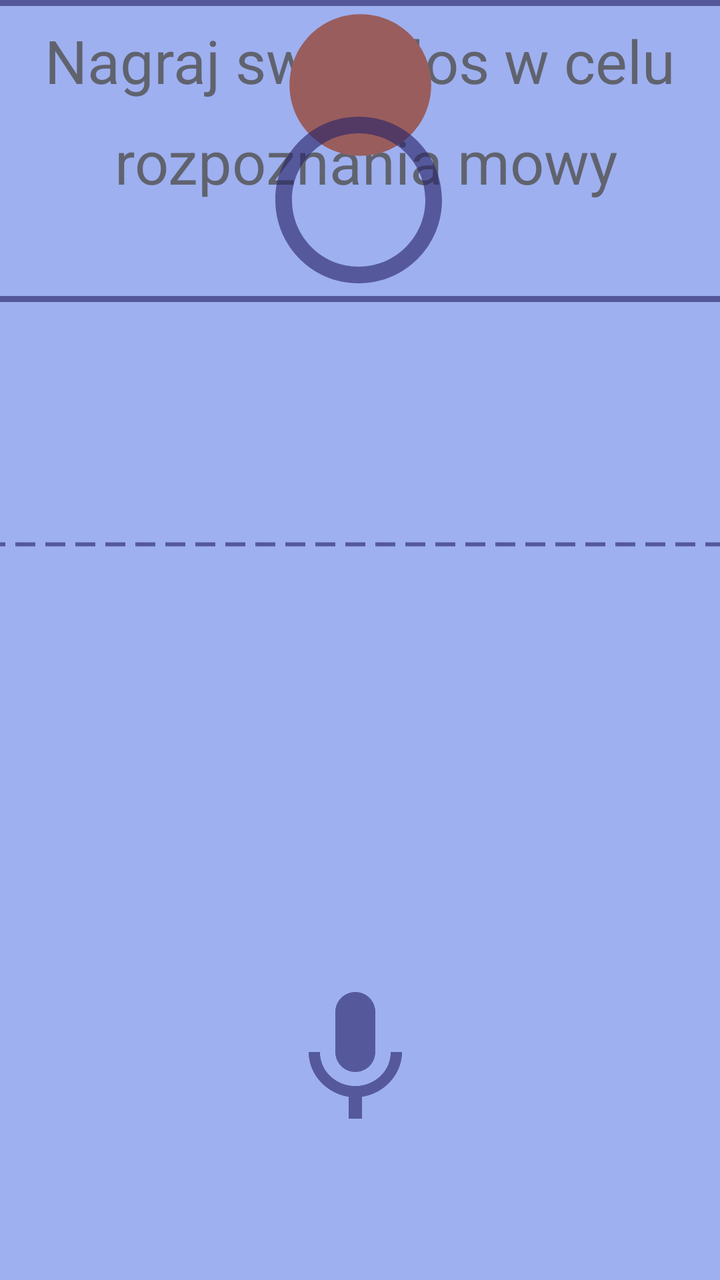
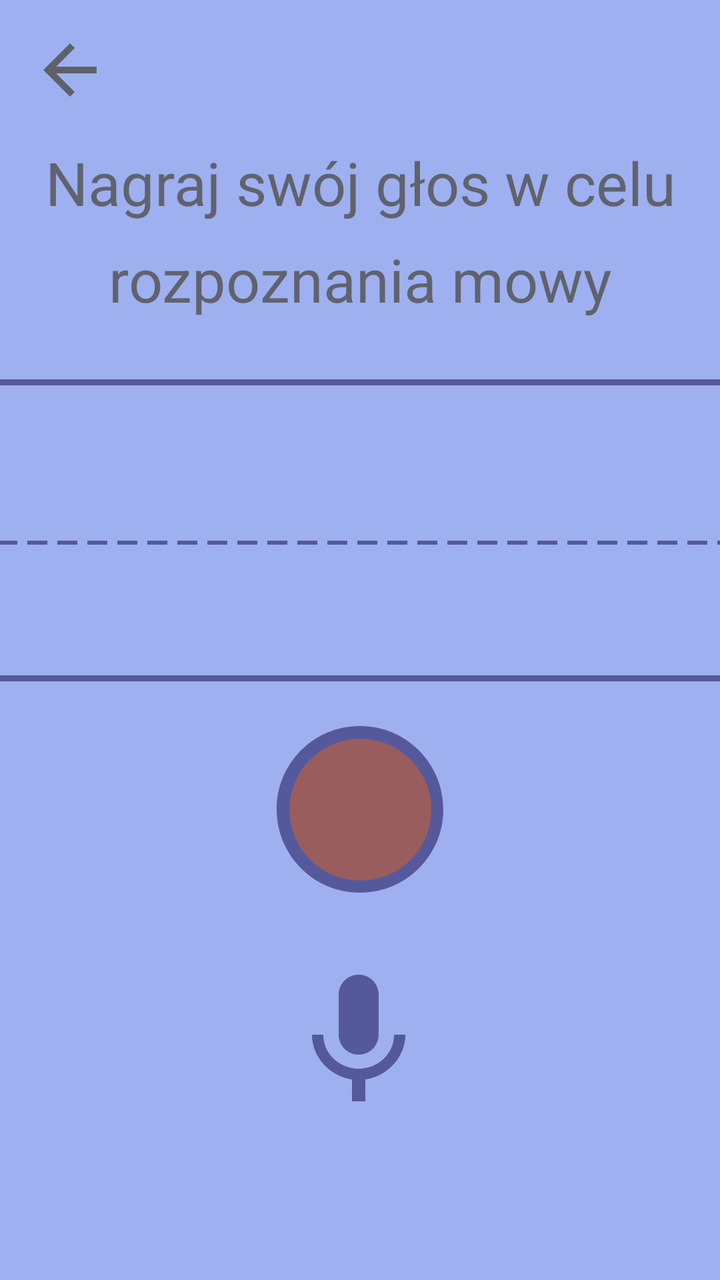

An Android layout rendered at two revisions. The XML below is the earlier revision; the diff shows what the commit changed to produce the second picture.
<!-- AndroidManifest.xml: application theme Theme.TiredTalker -->
<!-- res/layout/fragment_nagrywanie.xml -->
<androidx.constraintlayout.widget.ConstraintLayout
xmlns:android="http://schemas.android.com/apk/res/android"
    xmlns:app2="http://schemas.android.com/apk/res-auto"
    xmlns:tools="http://schemas.android.com/tools"
xmlns:app="http://schemas.android.com/apk/res-"
android:layout_width="match_parent"
android:layout_height="match_parent"
android:background="@color/light_blue">

    <TextView
        android:id="@+id/textView1"
        android:layout_width="wrap_content"
        android:layout_height="wrap_content"
        android:layout_margin="10dp"
        android:layout_marginTop="80dp"
        android:gravity="center"
        android:text="Nagraj swój głos w celu"
        android:textColor="@color/brown"
        android:textSize="30sp"
        app2:layout_constraintEnd_toEndOf="parent"
        app2:layout_constraintStart_toStartOf="parent"
        app2:layout_constraintTop_toTopOf="parent" />

    <TextView
        android:id="@+id/textView2"
        android:layout_width="wrap_content"
        android:layout_height="wrap_content"
        android:layout_margin="10dp"
        android:gravity="center"
        android:text="rozpoznania mowy"
        android:textColor="@color/brown"
        android:textSize="30sp"
        app2:layout_constraintEnd_toEndOf="parent"
        app2:layout_constraintHorizontal_bias="0.536"
        app2:layout_constraintStart_toStartOf="parent"
        app2:layout_constraintTop_toBottomOf="@+id/textView1" />

    <ImageButton
        android:id="@+id/nagrywanie_btn"
        android:layout_width="85dp"
        android:layout_height="85dp"
        android:background="@drawable/redcircle"
        android:padding="16dp"
        android:contentDescription="Przycisk nagrywania"
        app2:layout_constraintEnd_toEndOf="parent"
        app2:layout_constraintHorizontal_bias="0.50"
        app2:layout_constraintStart_toStartOf="parent"
        app:layout_constraintStart_toStartOf="parent"
        app:layout_constraintTop_toBottomOf="@id/nagrywanie_btn"
        tools:layout_editor_absoluteY="367dp" />

    <ImageView
        android:id="@+id/circleIcon5"
        android:layout_width="100dp"
        android:layout_height="200dp"
        android:contentDescription="@string/empty_circle_desc"
        android:scaleType="fitCenter"
        android:src="@drawable/empty_circle"
        app2:layout_constraintEnd_toEndOf="parent"
        app2:layout_constraintHorizontal_bias="0.498"
        app2:layout_constraintStart_toStartOf="parent"
        app:layout_constraintBottom_toTopOf="@id/welcomeText"
        app:layout_constraintEnd_toEndOf="parent"
        app:layout_constraintHorizontal_chainStyle="packed"
        app:layout_constraintStart_toStartOf="parent"
        app:layout_constraintTop_toTopOf="parent"
        app:layout_constraintVertical_bias="0.4"
        tools:layout_editor_absoluteY="309dp" />

    <ImageView
        android:id="@+id/mice"
        android:layout_width="80dp"
        android:layout_height="100dp"
        android:layout_marginBottom="64dp"
        android:contentDescription="@string/microphone_desc"
        android:scaleType="fitCenter"
        android:src="@drawable/microphone"
        app2:layout_constraintBottom_toBottomOf="parent"
        app2:layout_constraintEnd_toEndOf="parent"
        app2:layout_constraintHorizontal_bias="0.492"
        app2:layout_constraintStart_toStartOf="parent"
        app:layout_constraintBottom_toTopOf="@id/welcomeText"
        app:layout_constraintEnd_toEndOf="parent"
        app:layout_constraintHorizontal_chainStyle="packed"
        app:layout_constraintStart_toStartOf="parent"
        app:layout_constraintTop_toTopOf="parent"
        app:layout_constraintVertical_bias="0.4" />

    <ImageView
        android:id="@+id/square"
        android:layout_width="387dp"
        android:layout_height="151dp"
        android:contentDescription="@string/thin_square_desc"
        android:scaleType="fitCenter"
        android:src="@drawable/thin_square"
        app2:layout_constraintEnd_toEndOf="parent"
        app2:layout_constraintHorizontal_bias="0.498"
        app2:layout_constraintStart_toStartOf="parent"
        app:layout_constraintBottom_toTopOf="@id/welcomeText"
        app:layout_constraintEnd_toEndOf="parent"
        app:layout_constraintHorizontal_chainStyle="packed"
        app:layout_constraintStart_toStartOf="parent"
        app:layout_constraintTop_toTopOf="parent"
        app:layout_constraintVertical_bias="0.4"
        tools:layout_editor_absoluteY="209dp" />

    <ImageView
        android:id="@+id/dashed_line"
        android:layout_width="387dp"
        android:layout_height="151dp"
        android:layout_marginTop="96dp"
        android:contentDescription="@string/dashed_line_desc"
        android:scaleType="fitCenter"
        android:src="@drawable/dashed_line"
        app2:layout_constraintEnd_toEndOf="parent"
        app2:layout_constraintHorizontal_bias="0.333"
        app2:layout_constraintStart_toStartOf="parent"
        app2:layout_constraintTop_toBottomOf="@+id/textView2"
        app:layout_constraintBottom_toTopOf="@id/welcomeText"
        app:layout_constraintEnd_toEndOf="parent"
        app:layout_constraintHorizontal_chainStyle="packed"
        app:layout_constraintStart_toStartOf="parent"
        app:layout_constraintTop_toTopOf="parent"
        app:layout_constraintVertical_bias="0.4" />


</androidx.constraintlayout.widget.ConstraintLayout>
<!-- resources referenced by this layout -->
<resources>
  <color name="brown">#99373017</color>
  <color name="light_blue">#9EB0F0</color>
  <!-- drawable dashed_line (drawable) -->
  <?xml version="1.0" encoding="utf-8"?>
  <shape xmlns:android="http://schemas.android.com/apk/res/android"
      android:shape="line">
      <stroke
          android:width="2dp"
          android:color="@color/darkest_blue"
          android:dashWidth="10dp"
          android:dashGap="5dp"/>
  </shape>
  <!-- drawable empty_circle (drawable) -->
  <vector
      android:alpha="0.62"
      android:height="40dp"
      android:width="40dp"
      android:tint="#282368"
      android:viewportHeight="24"
      android:viewportWidth="24"
  
      xmlns:android="http://schemas.android.com/apk/res/android">
      <path
          android:fillColor="@android:color/white"
          android:pathData="M12,2C6.47,2 2,6.47 2,12c0,5.53 4.47,10 10,10s10,-4.47 10,-10C22,6.47 17.53,2 12,2zM12,20c-4.42,0 -8,-3.58 -8,-8c0,-4.42 3.58,-8 8,-8s8,3.58 8,8C20,16.42 16.42,20 12,20z"/>
  </vector>
  <!-- drawable microphone (drawable) -->
  <vector
      android:alpha="0.62"
      android:height="30dp"
      android:width="30dp"
      android:tint="#282368"
      android:viewportHeight="24"
      android:viewportWidth="24"
      xmlns:android="http://schemas.android.com/apk/res/android">
      <path
          android:fillColor="@android:color/white"
          android:pathData="M12,15c1.66,0 2.99,-1.34 2.99,-3L15,6c0,-1.66 -1.34,-3 -3,-3S9,4.34 9,6v6c0,1.66 1.34,3 3,3zM17.3,12c0,3 -2.54,5.1 -5.3,5.1S6.7,15 6.7,12L5,12c0,3.42 2.72,6.23 6,6.72L11,22h2v-3.28c3.28,-0.48 6,-3.3 6,-6.72h-1.7z"/>
  </vector>
  <!-- drawable redcircle (drawable) -->
  <vector
      android:height="35dp"
      android:width="35dp"
      android:tint="#995D5D"
      android:viewportHeight="24"
      android:viewportWidth="24"
      xmlns:android="http://schemas.android.com/apk/res/android">
      <path
          android:fillColor="@android:color/white"
          android:pathData="M12,2C6.47,2 2,6.47 2,12s4.47,10 10,10 10,-4.47 10,-10S17.53,2 12,2z"/>
  </vector>
  <!-- drawable thin_square (drawable) -->
  <?xml version="1.0" encoding="utf-8"?>
  <shape
  
      xmlns:android="http://schemas.android.com/apk/res/android">
      
      
      
      <solid
          android:color="@android:color/transparent"/>
      <stroke
          android:width="3dp"
          android:color="@color/darkest_blue"/>
      <corners android:radius="0dp"/>
  </shape>
  <string name="dashed_line_desc">Ikona przerywanej linii</string>
  <string name="empty_circle_desc">Ikona koła pustego</string>
  <string name="microphone_desc">Ikona mikrofonu</string>
  <string name="thin_square_desc">Ikona cienkiej ramki</string>
  <style name="Theme.TiredTalker" parent="Theme.MaterialComponents.DayNight.DarkActionBar">
          
          <item name="colorPrimary">@color/purple_500</item>
          <item name="colorPrimaryVariant">@color/purple_700</item>
          <item name="colorOnPrimary">@color/white</item>
          
          <item name="colorSecondary">@color/teal_200</item>
          <item name="colorSecondaryVariant">@color/teal_700</item>
          <item name="colorOnSecondary">@color/black</item>
          
          <item name="android:statusBarColor">?attr/colorPrimaryVariant</item>
          
      </style>
  <color name="darkest_blue">#9E282368</color>
  <color name="purple_500">#FF6200EE</color>
  <color name="purple_700">#FF3700B3</color>
  <color name="white">#FFFFFFFF</color>
  <color name="teal_200">#FF03DAC5</color>
  <color name="teal_700">#FF018786</color>
  <color name="black">#FF000000</color>
</resources>

<!-- the commit's change to res/layout/fragment_nagrywanie.xml (unified diff, before → after) -->
@@ -1,127 +1,108 @@
-<androidx.constraintlayout.widget.ConstraintLayout
-xmlns:android="http://schemas.android.com/apk/res/android"
-    xmlns:app2="http://schemas.android.com/apk/res-auto"
+<?xml version="1.0" encoding="utf-8"?>
+<androidx.constraintlayout.widget.ConstraintLayout xmlns:android="http://schemas.android.com/apk/res/android"
+    xmlns:app="http://schemas.android.com/apk/res-auto"
+    android:layout_width="match_parent"
+    android:layout_height="match_parent"
     xmlns:tools="http://schemas.android.com/tools"
-xmlns:app="http://schemas.android.com/apk/res-"
-android:layout_width="match_parent"
-android:layout_height="match_parent"
-android:background="@color/light_blue">
+    android:background="@color/light_blue">
+
+    
+    <ImageButton
+        android:id="@+id/backButton"
+        android:layout_width="40dp"
+        android:layout_height="40dp"
+        android:background="@drawable/arrow_back"
+        app:layout_constraintTop_toTopOf="parent"
+        app:layout_constraintStart_toStartOf="parent"
+        android:layout_margin="15dp" />
+
+    
+
+    
 
     <TextView
-        android:id="@+id/textView1"
+        android:id="@+id/titleText"
         android:layout_width="wrap_content"
         android:layout_height="wrap_content"
-        android:layout_margin="10dp"
-        android:layout_marginTop="80dp"
-        android:gravity="center"
+        android:layout_marginTop="16dp"
         android:text="Nagraj swój głos w celu"
         android:textColor="@color/brown"
         android:textSize="30sp"
-        app2:layout_constraintEnd_toEndOf="parent"
-        app2:layout_constraintStart_toStartOf="parent"
-        app2:layout_constraintTop_toTopOf="parent" />
+        app:layout_constraintEnd_toEndOf="parent"
+        app:layout_constraintHorizontal_bias="0.508"
+        app:layout_constraintStart_toStartOf="parent"
+        app:layout_constraintTop_toBottomOf="@id/backButton" />
 
     <TextView
-        android:id="@+id/textView2"
+        android:id="@+id/descriptionText"
         android:layout_width="wrap_content"
         android:layout_height="wrap_content"
-        android:layout_margin="10dp"
-        android:gravity="center"
         android:text="rozpoznania mowy"
         android:textColor="@color/brown"
         android:textSize="30sp"
-        app2:layout_constraintEnd_toEndOf="parent"
-        app2:layout_constraintHorizontal_bias="0.536"
-        app2:layout_constraintStart_toStartOf="parent"
-        app2:layout_constraintTop_toBottomOf="@+id/textView1" />
+        app:layout_constraintTop_toBottomOf="@id/titleText"
+        app:layout_constraintStart_toStartOf="parent"
+        app:layout_constraintEnd_toEndOf="parent"
+        android:layout_marginTop="8dp" />
 
+    
+    <ImageView
+        android:id="@+id/rectangleImage"
+        android:layout_width="387dp"
+        android:layout_height="151dp"
+        android:src="@drawable/thin_square"
+        app:layout_constraintTop_toBottomOf="@id/descriptionText"
+        app:layout_constraintStart_toStartOf="parent"
+        app:layout_constraintEnd_toEndOf="parent"
+        android:layout_marginTop="30dp"
+        tools:layout_editor_absoluteY="246dp"/>
+
+    
+    <ImageView
+        android:id="@+id/lineImage"
+        android:layout_width="366dp"
+        android:layout_height="120dp"
+        android:src="@drawable/dashed_line"
+        app:layout_constraintTop_toTopOf="@id/rectangleImage"
+        app:layout_constraintStart_toStartOf="@id/rectangleImage"
+        app:layout_constraintEnd_toEndOf="@id/rectangleImage"
+        app:layout_constraintBottom_toBottomOf="@id/rectangleImage"
+        android:layout_marginTop="12dp" />
+
+    
+    <ImageView
+
+        android:id="@+id/circleImage"
+        android:layout_width="100dp"
+        android:layout_height="200dp"
+        android:src="@drawable/empty_circle"
+        app:layout_constraintTop_toBottomOf="@id/descriptionText"
+        app:layout_constraintStart_toStartOf="parent"
+        app:layout_constraintEnd_toEndOf="parent"
+        android:layout_marginTop="145dp" />
+
+    
     <ImageButton
+
         android:id="@+id/nagrywanie_btn"
         android:layout_width="85dp"
         android:layout_height="85dp"
         android:background="@drawable/redcircle"
-        android:padding="16dp"
-        android:contentDescription="Przycisk nagrywania"
-        app2:layout_constraintEnd_toEndOf="parent"
-        app2:layout_constraintHorizontal_bias="0.50"
-        app2:layout_constraintStart_toStartOf="parent"
-        app:layout_constraintStart_toStartOf="parent"
-        app:layout_constraintTop_toBottomOf="@id/nagrywanie_btn"
-        tools:layout_editor_absoluteY="367dp" />
+        app:layout_constraintTop_toTopOf="@id/circleImage"
+        app:layout_constraintBottom_toBottomOf="@id/circleImage"
+        app:layout_constraintStart_toStartOf="@id/circleImage"
+        app:layout_constraintEnd_toEndOf="@id/circleImage" />
 
+    
     <ImageView
-        android:id="@+id/circleIcon5"
-        android:layout_width="100dp"
-        android:layout_height="200dp"
-        android:contentDescription="@string/empty_circle_desc"
-        android:scaleType="fitCenter"
-        android:src="@drawable/empty_circle"
-        app2:layout_constraintEnd_toEndOf="parent"
-        app2:layout_constraintHorizontal_bias="0.498"
-        app2:layout_constraintStart_toStartOf="parent"
-        app:layout_constraintBottom_toTopOf="@id/welcomeText"
-        app:layout_constraintEnd_toEndOf="parent"
-        app:layout_constraintHorizontal_chainStyle="packed"
-        app:layout_constraintStart_toStartOf="parent"
-        app:layout_constraintTop_toTopOf="parent"
-        app:layout_constraintVertical_bias="0.4"
-        tools:layout_editor_absoluteY="309dp" />
-
-    <ImageView
-        android:id="@+id/mice"
+        android:id="@+id/bottomImage"
         android:layout_width="80dp"
         android:layout_height="100dp"
-        android:layout_marginBottom="64dp"
-        android:contentDescription="@string/microphone_desc"
-        android:scaleType="fitCenter"
+        android:layout_marginTop="20dp"
         android:src="@drawable/microphone"
-        app2:layout_constraintBottom_toBottomOf="parent"
-        app2:layout_constraintEnd_toEndOf="parent"
-        app2:layout_constraintHorizontal_bias="0.492"
-        app2:layout_constraintStart_toStartOf="parent"
-        app:layout_constraintBottom_toTopOf="@id/welcomeText"
         app:layout_constraintEnd_toEndOf="parent"
-        app:layout_constraintHorizontal_chainStyle="packed"
+        app:layout_constraintHorizontal_bias="0.498"
         app:layout_constraintStart_toStartOf="parent"
-        app:layout_constraintTop_toTopOf="parent"
-        app:layout_constraintVertical_bias="0.4" />
-
-    <ImageView
-        android:id="@+id/square"
-        android:layout_width="387dp"
-        android:layout_height="151dp"
-        android:contentDescription="@string/thin_square_desc"
-        android:scaleType="fitCenter"
-        android:src="@drawable/thin_square"
-        app2:layout_constraintEnd_toEndOf="parent"
-        app2:layout_constraintHorizontal_bias="0.498"
-        app2:layout_constraintStart_toStartOf="parent"
-        app:layout_constraintBottom_toTopOf="@id/welcomeText"
-        app:layout_constraintEnd_toEndOf="parent"
-        app:layout_constraintHorizontal_chainStyle="packed"
-        app:layout_constraintStart_toStartOf="parent"
-        app:layout_constraintTop_toTopOf="parent"
-        app:layout_constraintVertical_bias="0.4"
-        tools:layout_editor_absoluteY="209dp" />
-
-    <ImageView
-        android:id="@+id/dashed_line"
-        android:layout_width="387dp"
-        android:layout_height="151dp"
-        android:layout_marginTop="96dp"
-        android:contentDescription="@string/dashed_line_desc"
-        android:scaleType="fitCenter"
-        android:src="@drawable/dashed_line"
-        app2:layout_constraintEnd_toEndOf="parent"
-        app2:layout_constraintHorizontal_bias="0.333"
-        app2:layout_constraintStart_toStartOf="parent"
-        app2:layout_constraintTop_toBottomOf="@+id/textView2"
-        app:layout_constraintBottom_toTopOf="@id/welcomeText"
-        app:layout_constraintEnd_toEndOf="parent"
-        app:layout_constraintHorizontal_chainStyle="packed"
-        app:layout_constraintStart_toStartOf="parent"
-        app:layout_constraintTop_toTopOf="parent"
-        app:layout_constraintVertical_bias="0.4" />
-
+        app:layout_constraintTop_toBottomOf="@id/nagrywanie_btn" />
 
 </androidx.constraintlayout.widget.ConstraintLayout>
<!-- resource entries referenced after the edit -->
@@ -2,6 +2,21 @@
 <resources>
   <color name="brown">#99373017</color>
   <color name="light_blue">#9EB0F0</color>
+  <!-- drawable arrow_back (drawable) -->
+  <vector xmlns:android="http://schemas.android.com/apk/res/android"
+      android:alpha="0.62"
+      android:autoMirrored="true"
+      android:height="35dp"
+      android:tint="#373017"
+      android:viewportHeight="24"
+      android:viewportWidth="24"
+      android:width="35dp">
+        
+      <path
+          android:fillColor="@android:color/white"
+          android:pathData="M20,11H7.83l5.59,-5.59L12,4l-8,8 8,8 1.41,-1.41L7.83,13H20v-2z"/>
+      
+  </vector>
   <!-- drawable dashed_line (drawable) -->
   <?xml version="1.0" encoding="utf-8"?>
   <shape xmlns:android="http://schemas.android.com/apk/res/android"
@@ -66,10 +81,6 @@
           android:color="@color/darkest_blue"/>
       <corners android:radius="0dp"/>
   </shape>
-  <string name="dashed_line_desc">Ikona przerywanej linii</string>
-  <string name="empty_circle_desc">Ikona koła pustego</string>
-  <string name="microphone_desc">Ikona mikrofonu</string>
-  <string name="thin_square_desc">Ikona cienkiej ramki</string>
   <style name="Theme.TiredTalker" parent="Theme.MaterialComponents.DayNight.DarkActionBar">
           
           <item name="colorPrimary">@color/purple_500</item>
